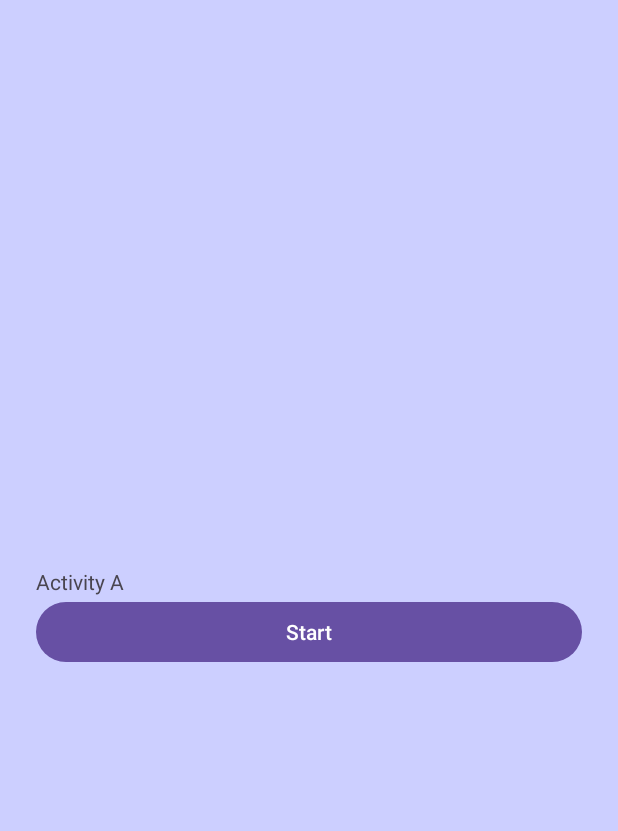
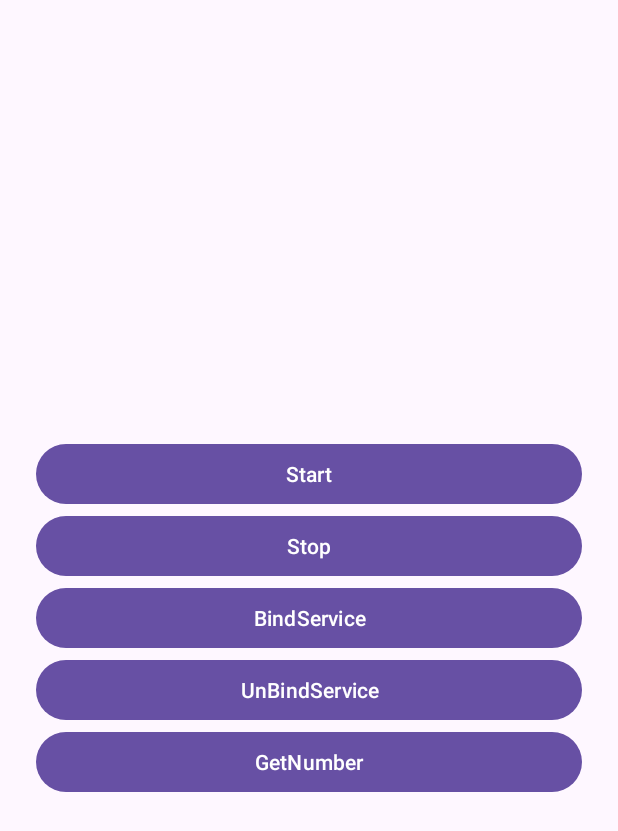
Before and after one commit to antonyjustin-nesh/DemoProject, an Android app: the screen it shows after launch (MainActivity), on a phone screen of 412 x 824 dp. Shown: the top 831 px of the screen. Run offline under Robolectric (Android 15) with nearby library versions, the phone set to English and light mode, and no system bars.

Commit message:
Service Binder local did

```diff
--- a/app/src/main/AndroidManifest.xml
+++ b/app/src/main/AndroidManifest.xml
@@ -23,6 +23,11 @@
             </intent-filter>
         </activity>
 
+        <service android:name=".BoundServiceExample"
+            android:process=":remote"
+            android:exported="false"
+            />
+
     </application>
 
 </manifest>
--- a/app/src/main/java/live/nesh/music/phone/MainActivity.kt
+++ b/app/src/main/java/live/nesh/music/phone/MainActivity.kt
@@ -1,7 +1,10 @@
 package live.nesh.music.phone
 
+import android.content.ComponentName
 import android.content.Intent
+import android.content.ServiceConnection
 import android.os.Bundle
+import android.os.IBinder
 import android.util.Log
 import android.widget.Button
 import androidx.appcompat.app.AppCompatActivity
@@ -9,20 +12,59 @@ import androidx.appcompat.app.AppCompatActivity
 
 class MainActivity : AppCompatActivity() {
 
+    var myService = BoundServiceExample()
+    val serviceConnection = object : ServiceConnection {
+        override fun onServiceConnected(
+            name: ComponentName?,
+            service: IBinder
+        ) {
+            Log.d("Test","service connected")
+            var mServiceBinder = service as BoundServiceExample.MyServiceBinder
+            myService = mServiceBinder.getService()
+
+        }
+
+        override fun onServiceDisconnected(name: ComponentName) {
+            Log.d("Test","service dis connected")
+        }
+
+    }
 
     override fun onCreate(savedInstanceState: Bundle?) {
         super.onCreate(savedInstanceState)
         setContentView(R.layout.activity_main)
 
+        val intent = Intent(this, BoundServiceExample::class.java)
+
         Log.d("Test","Activity - A onCreate Called")
 
         val btnStart = findViewById<Button>(R.id.btnStart)
+        val btnStop = findViewById<Button>(R.id.btnStop)
+        val btnBindService = findViewById<Button>(R.id.btnBindService)
+        val btnUnBindService = findViewById<Button>(R.id.btnUnBindService)
+        val btnGetNumber = findViewById<Button>(R.id.btnGetNumber)
 
 
         // START SERVICE
         btnStart.setOnClickListener {
-            val intent = Intent(this, MainActivity::class.java)
-            startActivity(intent)
+            startService(intent)
+        }
+
+        btnStop.setOnClickListener {
+            stopService(intent)
+        }
+
+        btnBindService.setOnClickListener {
+            bindService(intent,  serviceConnection, BIND_AUTO_CREATE)
+        }
+
+        btnUnBindService.setOnClickListener {
+            unbindService(serviceConnection)
+        }
+
+        btnGetNumber.setOnClickListener {
+            val receivedNumber = myService.getNumber()
+            Log.d("Test","$receivedNumber")
         }
 
     }
--- a/app/src/main/res/layout/activity_main.xml
+++ b/app/src/main/res/layout/activity_main.xml
@@ -5,13 +5,7 @@
     android:layout_height="match_parent"
     android:orientation="vertical"
     android:gravity="center"
-    android:padding="24dp"
-    android:background="#cccfff">
-
-    <TextView
-        android:layout_width="match_parent"
-        android:layout_height="wrap_content"
-        android:text="Activity A"/>
+    android:padding="24dp">
 
     <Button
         android:id="@+id/btnStart"
@@ -19,4 +13,28 @@
         android:layout_height="wrap_content"
         android:text="Start" />
 
+    <Button
+        android:id="@+id/btnStop"
+        android:layout_width="match_parent"
+        android:layout_height="wrap_content"
+        android:text="Stop" />
+
+    <Button
+        android:id="@+id/btnBindService"
+        android:layout_width="match_parent"
+        android:layout_height="wrap_content"
+        android:text="BindService" />
+
+    <Button
+        android:id="@+id/btnUnBindService"
+        android:layout_width="match_parent"
+        android:layout_height="wrap_content"
+        android:text="UnBindService" />
+
+    <Button
+        android:id="@+id/btnGetNumber"
+        android:layout_width="match_parent"
+        android:layout_height="wrap_content"
+        android:text="GetNumber" />
+
 </LinearLayout>
```
Also changed, not shown: app/src/main/java/live/nesh/music/phone/BoundServiceExample.kt (added, +60 -0 lines).
